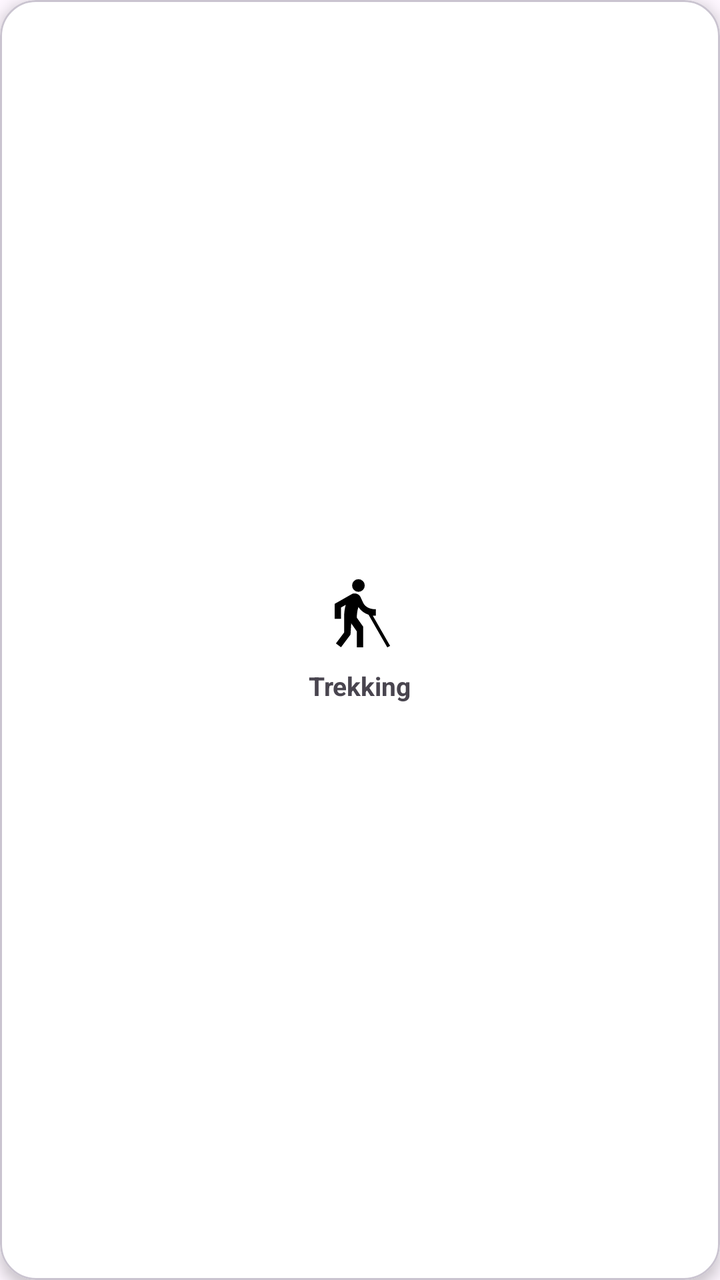
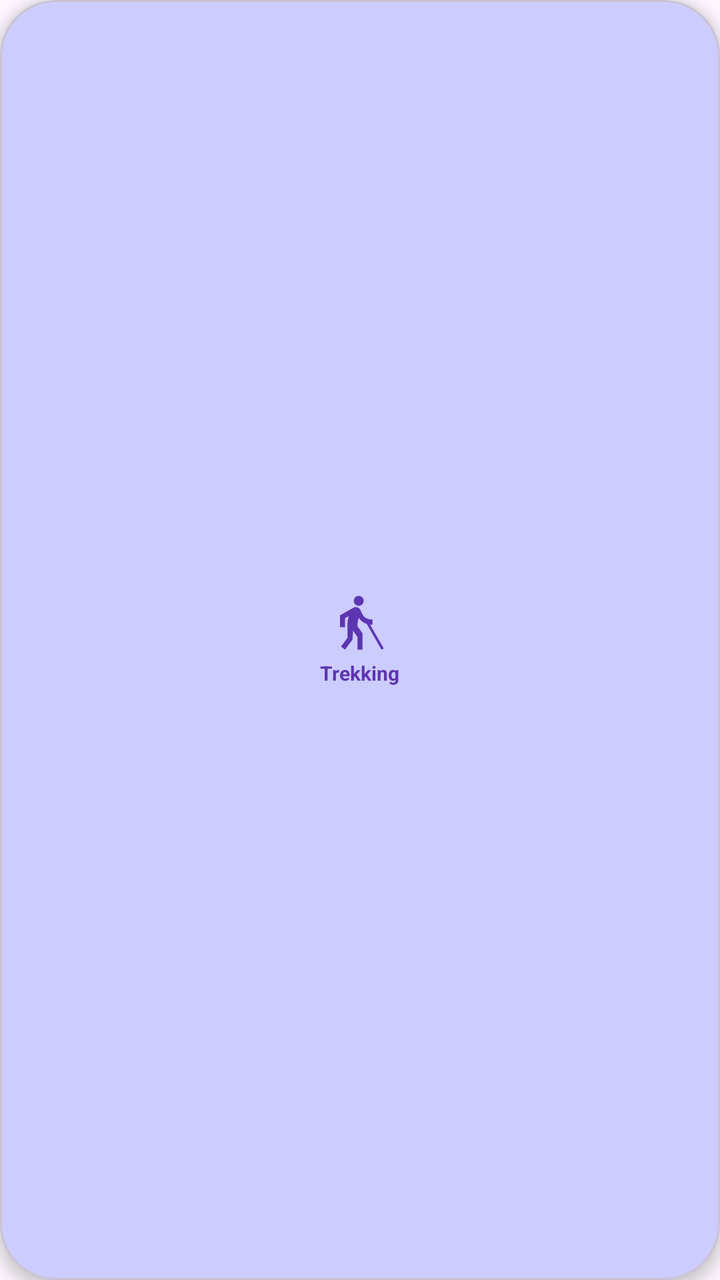

An Android layout rendered at two revisions. The XML below is the earlier revision; the diff shows what the commit changed to produce the second picture.
<!-- AndroidManifest.xml: application theme Theme.TrekMateNepal -->
<!-- res/layout/item_category.xml -->
<?xml version="1.0" encoding="utf-8"?>
<com.google.android.material.card.MaterialCardView
    xmlns:android="http://schemas.android.com/apk/res/android"
    xmlns:app="http://schemas.android.com/apk/res-auto"

    android:id="@+id/categoryCard"

    android:layout_width="95dp"
    android:layout_height="95dp"
    android:layout_margin="8dp"

    app:cardCornerRadius="18dp"
    app:cardElevation="4dp"
    app:cardBackgroundColor="@android:color/white">

    <LinearLayout
        android:layout_width="match_parent"
        android:layout_height="match_parent"
        android:gravity="center"
        android:orientation="vertical">

        <ImageView
            android:id="@+id/imgCategory"
            android:layout_width="38dp"
            android:layout_height="38dp"
            android:src="@drawable/ic_trekking"/>

        <TextView
            android:id="@+id/txtCategoryName"
            android:layout_width="wrap_content"
            android:layout_height="wrap_content"
            android:layout_marginTop="8dp"
            android:text="Trekking"
            android:textStyle="bold"
            android:textSize="13sp"/>

    </LinearLayout>

</com.google.android.material.card.MaterialCardView>
<!-- resources referenced by this layout -->
<resources>
  <!-- drawable ic_trekking (drawable) -->
  <vector xmlns:android="http://schemas.android.com/apk/res/android" android:autoMirrored="true" android:height="24dp" android:tint="#000000" android:viewportHeight="960" android:viewportWidth="960" android:width="24dp">
        
      <path android:fillColor="@android:color/white" android:pathData="M240,900L176,852L280,713L280,500Q280,469 285.5,431.5Q291,394 300,364L240,398L240,540L160,540L160,352L376,229Q384,224 393,222Q402,220 412,220Q436,220 456,232Q476,244 486,265L517,332Q537,376 578,398Q619,420 680,420L680,500L641,500L860,882L825,902L588,489Q548,476 515.5,451.5Q483,427 460,392Q450,421 444.5,458.5Q439,496 441,528L520,640L520,900L440,900L440,700L369,598L360,740L240,900ZM403.5,176.5Q380,153 380,120Q380,87 403.5,63.5Q427,40 460,40Q493,40 516.5,63.5Q540,87 540,120Q540,153 516.5,176.5Q493,200 460,200Q427,200 403.5,176.5Z"/>
      
  </vector>
  <style name="Theme.TrekMateNepal" parent="Base.Theme.TrekMateNepal" />
  <style name="Base.Theme.TrekMateNepal" parent="Theme.Material3.DayNight.NoActionBar">
          
          
      </style>
</resources>

<!-- the commit's change to res/layout/item_category.xml (unified diff, before → after) -->
@@ -5,13 +5,13 @@
 
     android:id="@+id/categoryCard"
 
-    android:layout_width="95dp"
-    android:layout_height="95dp"
-    android:layout_margin="8dp"
+    android:layout_width="65dp"
+    android:layout_height="65dp"
+    android:layout_margin="4dp"
 
-    app:cardCornerRadius="18dp"
+    app:cardCornerRadius="28dp"
     app:cardElevation="4dp"
-    app:cardBackgroundColor="@android:color/white">
+    app:cardBackgroundColor="#CCCCFF">
 
     <LinearLayout
         android:layout_width="match_parent"
@@ -21,18 +21,20 @@
 
         <ImageView
             android:id="@+id/imgCategory"
-            android:layout_width="38dp"
-            android:layout_height="38dp"
+            android:layout_width="30dp"
+            android:layout_height="30dp"
+            android:tint="@color/purple_primary"
             android:src="@drawable/ic_trekking"/>
 
         <TextView
             android:id="@+id/txtCategoryName"
             android:layout_width="wrap_content"
             android:layout_height="wrap_content"
-            android:layout_marginTop="8dp"
+            android:layout_marginTop="3dp"
             android:text="Trekking"
+            android:textColor="@color/purple_primary"
             android:textStyle="bold"
-            android:textSize="13sp"/>
+            android:textSize="10sp"/>
 
     </LinearLayout>
 
<!-- resource entries referenced after the edit -->
@@ -1,5 +1,6 @@
 <!-- resources referenced by this layout -->
 <resources>
+  <color name="purple_primary">#5E35B1</color>
   <!-- drawable ic_trekking (drawable) -->
   <vector xmlns:android="http://schemas.android.com/apk/res/android" android:autoMirrored="true" android:height="24dp" android:tint="#000000" android:viewportHeight="960" android:viewportWidth="960" android:width="24dp">
         
